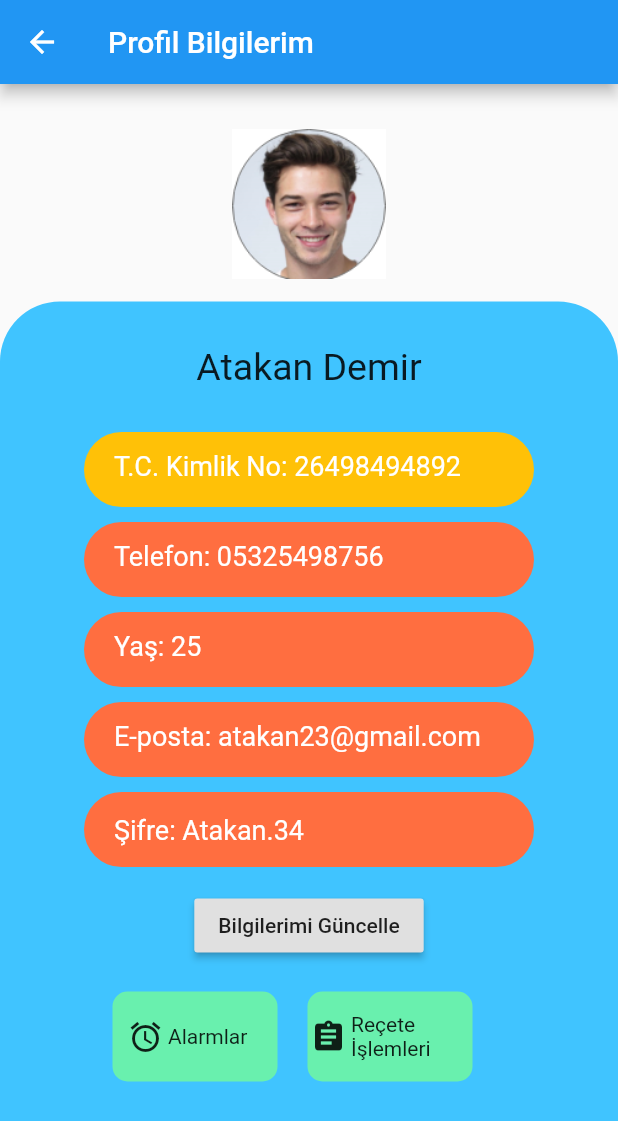
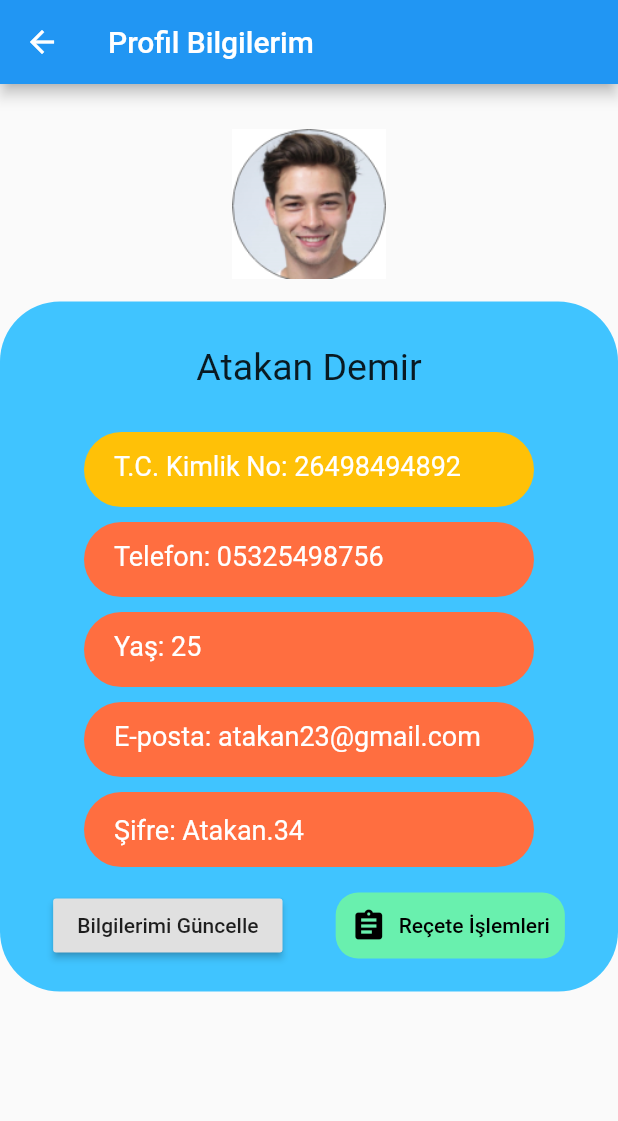
Before and after one commit to muhammedyildizbas/teknofest_recetem_online, a Flutter app: the HastaProfil screen opened directly, on a phone screen of 412 x 824 dp. Shown: the top 1121 px of the screen. Run offline on Flutter 3.47's test engine with Material 2 defaults, Android fonts, the phone set to English and light mode, and no system bars; our stand-ins replace cloud_firestore, firebase_auth, firebase_core, random_string, video_player; accounts and stored records are empty.

Commit message:
profile style

```diff
--- a/lib/Screens/profilScreen/hastaProfil.dart
+++ b/lib/Screens/profilScreen/hastaProfil.dart
@@ -17,6 +17,7 @@ class _HastaProfilState extends State<HastaProfil> {
             child: Center(
           child: Container(
             child: Column(
+              mainAxisSize: MainAxisSize.min,
               children: [
                 SizedBox(
                   height: 30,
@@ -36,9 +37,12 @@ class _HastaProfilState extends State<HastaProfil> {
                     borderRadius: BorderRadius.all(Radius.circular(40)),
                     color: Colors.lightBlueAccent,
                   ),
-                  height: 900,
-                  width: 500,
+                  constraints: BoxConstraints(
+                    maxHeight: 600,
+                    minWidth: double.infinity,
+                  ),
                   child: Column(
+                    mainAxisSize: MainAxisSize.min,
                     children: [
                       Text(
                         "\nAtakan Demir\n",
@@ -136,59 +140,39 @@ class _HastaProfilState extends State<HastaProfil> {
                       SizedBox(
                         height: 15,
                       ),
+                      Row(
+                        mainAxisAlignment: MainAxisAlignment.spaceEvenly,
+                        crossAxisAlignment: CrossAxisAlignment.center,
+                        children: [
                           RaisedButton(
                             onPressed: amethod,
                             child: Text("Bilgilerimi Güncelle"),
                           ),
-                      Padding(
-                        padding: const EdgeInsets.fromLTRB(75, 20, 0, 0),
-                        child: Row(
-                          children: [
-                            Center(
-                              child: Container(
-                                decoration: BoxDecoration(
-                                  borderRadius:
-                                      BorderRadius.all(Radius.circular(10)),
-                                  color: Colors.greenAccent,
+
+                          FittedBox(
+                            child: TextButton.icon(
+                                style: ButtonStyle(
+                                  shape: MaterialStateProperty.all<RoundedRectangleBorder>(
+                                      RoundedRectangleBorder(
+                                        borderRadius: BorderRadius.circular(15.0),
+                                        //side: BorderSide(color: Colors.black54)
+                                      )
                                   ),
-                                width: 110,
-                                height: 60,
-                                child: Row(
-                                  children: [
-                                    SizedBox(width: 10),
-                                    Icon(Icons.alarm),
-                                    SizedBox(width: 3),
-                                    Text("Alarmlar"),
-                                  ],
+                                  backgroundColor: MaterialStateProperty.all<Color>(Colors.greenAccent),
+                                  padding: MaterialStateProperty.all<EdgeInsets>(EdgeInsets.all(10)),
+                                  foregroundColor: MaterialStateProperty.all<Color>(Colors.black),
                                 ),
-                              ),
-                            ),
-                            SizedBox(width: 20),
-                            Container(
-                              decoration: BoxDecoration(
-                                borderRadius:
-                                    BorderRadius.all(Radius.circular(10)),
-                                color: Colors.greenAccent,
-                              ),
-                              width: 110,
-                              height: 60,
-                              child: GestureDetector(
-                                onTap: (){recetedekiIlaclarSayfasi();},
-                                child: Container(
-                                  child: Row(
-                                    children: [
-                                      SizedBox(width: 2),
-                                      Icon(Icons.assignment),
-                                      SizedBox(width: 3),
-                                      Text("Reçete\nİşlemleri"),
-                                    ],
-                                  ),
-                                ),
-                              ),
+                                onPressed: () {
+                                  recetedekiIlaclarSayfasi();
+                                },
+                                icon: Icon(Icons.assignment),
+                                label: Text("Reçete İşlemleri")),
                           ),
                         ],
                       ),
-                      )
+                      const SizedBox(
+                        height: 20,
+                      ),
                     ],
                   ),
                 ),
--- a/lib/main.dart
+++ b/lib/main.dart
@@ -31,7 +31,7 @@ class MyApp extends StatelessWidget {
 
       home:Scaffold(
 
-        body: HastaRegister(),
+        body: HastaProfil(),
       ),
     );
   }
```
Also changed, not shown: 1 other file. Lines whose indentation alone changed are shown as unchanged.
